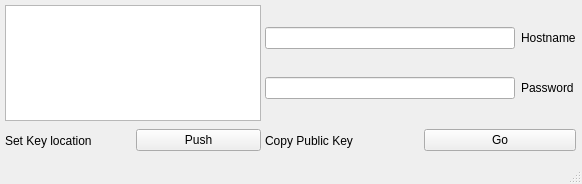
First picture: the form in sshConfig.ui, repository Ciunas/MotionSshConfig, before the edit.
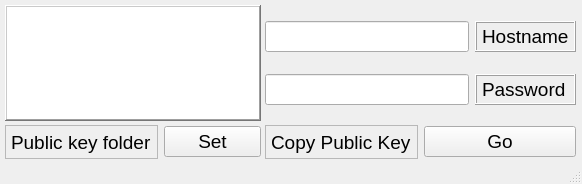
Second picture: the form after the edit.

Commit message: Update feedback. Change button name

The edit to the form file:
```diff
--- a/sshConfig.ui
+++ b/sshConfig.ui
@@ -26,18 +26,30 @@
      <verstretch>0</verstretch>
     </sizepolicy>
    </property>
+   <property name="font">
+    <font>
+     <family>Cantarell</family>
+     <pointsize>14</pointsize>
+    </font>
+   </property>
    <widget class="QWidget" name="horizontalLayoutWidget_2">
     <property name="geometry">
      <rect>
       <x>265</x>
       <y>125</y>
       <width>311</width>
-      <height>31</height>
+      <height>34</height>
      </rect>
     </property>
     <layout class="QHBoxLayout" name="horizontalLayout_2">
      <item>
       <widget class="QLabel" name="label">
+       <property name="frameShape">
+        <enum>QFrame::StyledPanel</enum>
+       </property>
+       <property name="frameShadow">
+        <enum>QFrame::Sunken</enum>
+       </property>
        <property name="text">
         <string>Copy Public Key</string>
        </property>
@@ -64,6 +76,12 @@
     <layout class="QGridLayout" name="gridLayout">
      <item row="1" column="1">
       <widget class="QLabel" name="label_2">
+       <property name="frameShape">
+        <enum>QFrame::Box</enum>
+       </property>
+       <property name="frameShadow">
+        <enum>QFrame::Raised</enum>
+       </property>
        <property name="text">
         <string>Hostname</string>
        </property>
@@ -71,6 +89,12 @@
      </item>
      <item row="4" column="1">
       <widget class="QLabel" name="label_3">
+       <property name="frameShape">
+        <enum>QFrame::Box</enum>
+       </property>
+       <property name="frameShadow">
+        <enum>QFrame::Raised</enum>
+       </property>
        <property name="text">
         <string>Password</string>
        </property>
@@ -97,6 +121,12 @@
       <height>116</height>
      </rect>
     </property>
+    <property name="frameShape">
+     <enum>QFrame::WinPanel</enum>
+    </property>
+    <property name="frameShadow">
+     <enum>QFrame::Raised</enum>
+    </property>
    </widget>
    <widget class="QWidget" name="horizontalLayoutWidget">
     <property name="geometry">
@@ -104,21 +134,27 @@
       <x>5</x>
       <y>125</y>
       <width>256</width>
-      <height>31</height>
+      <height>34</height>
      </rect>
     </property>
     <layout class="QHBoxLayout" name="horizontalLayout">
      <item>
       <widget class="QLabel" name="label_4">
+       <property name="frameShape">
+        <enum>QFrame::StyledPanel</enum>
+       </property>
+       <property name="frameShadow">
+        <enum>QFrame::Sunken</enum>
+       </property>
        <property name="text">
-        <string>Set Key location</string>
+        <string>Public key folder</string>
        </property>
       </widget>
      </item>
      <item>
       <widget class="QPushButton" name="pushButton">
        <property name="text">
-        <string>Push</string>
+        <string>Set</string>
        </property>
       </widget>
      </item>
```
Left out of the diff: 2 changed lines with no effect on the pictures. The commit also changes 2 other files.
